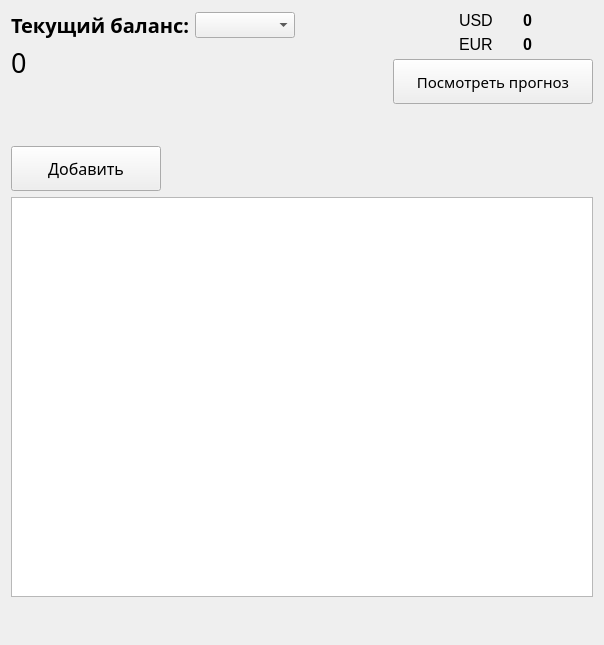
Before: the Qt Designer form wind.ui in volodout/InvestCalc, drawn with Qt 5.
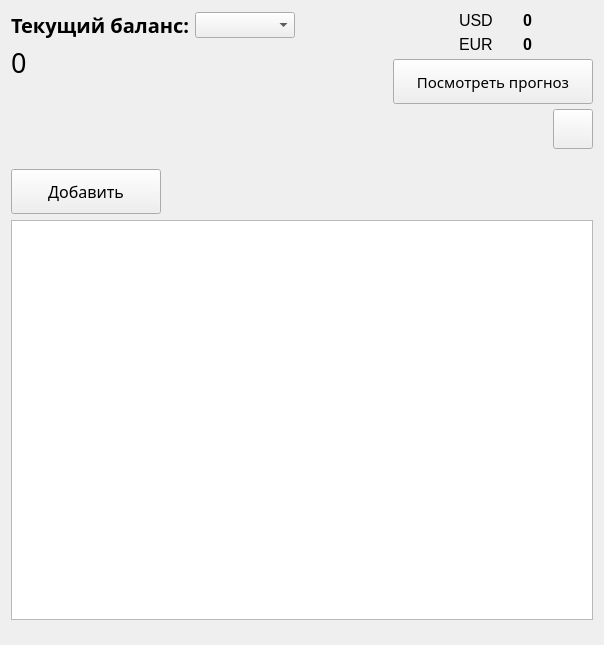
After: the same form once the commit is applied.

Diff of the .ui file:
```diff
--- a/wind.ui
+++ b/wind.ui
@@ -226,6 +226,42 @@
              </property>
             </widget>
            </item>
+           <item>
+            <layout class="QHBoxLayout" name="horizontalLayout_6">
+             <item>
+              <spacer name="horizontalSpacer_4">
+               <property name="orientation">
+                <enum>Qt::Horizontal</enum>
+               </property>
+               <property name="sizeHint" stdset="0">
+                <size>
+                 <width>40</width>
+                 <height>20</height>
+                </size>
+               </property>
+              </spacer>
+             </item>
+             <item>
+              <widget class="QPushButton" name="btn_theme">
+               <property name="minimumSize">
+                <size>
+                 <width>40</width>
+                 <height>40</height>
+                </size>
+               </property>
+               <property name="maximumSize">
+                <size>
+                 <width>40</width>
+                 <height>40</height>
+                </size>
+               </property>
+               <property name="text">
+                <string/>
+               </property>
+              </widget>
+             </item>
+            </layout>
+           </item>
           </layout>
          </item>
         </layout>
```
